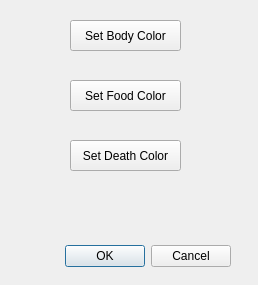
The window that bit-biter/options.ui (bmatt468/bit-biter) describes before a commit, drawn with Qt 5.
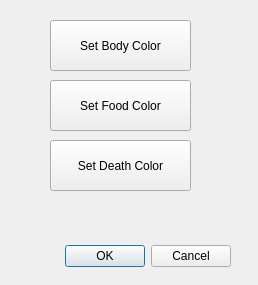
The same window after the commit.

Patch:
```diff
--- a/bit-biter/options.ui
+++ b/bit-biter/options.ui
@@ -32,10 +32,10 @@
   <widget class="QPushButton" name="body">
    <property name="geometry">
     <rect>
-     <x>70</x>
+     <x>50</x>
      <y>20</y>
-     <width>111</width>
-     <height>31</height>
+     <width>141</width>
+     <height>51</height>
     </rect>
    </property>
    <property name="text">
@@ -45,10 +45,10 @@
   <widget class="QPushButton" name="food">
    <property name="geometry">
     <rect>
-     <x>70</x>
+     <x>50</x>
      <y>80</y>
-     <width>111</width>
-     <height>31</height>
+     <width>141</width>
+     <height>51</height>
     </rect>
    </property>
    <property name="text">
@@ -58,10 +58,10 @@
   <widget class="QPushButton" name="death">
    <property name="geometry">
     <rect>
-     <x>70</x>
+     <x>50</x>
      <y>140</y>
-     <width>111</width>
-     <height>31</height>
+     <width>141</width>
+     <height>51</height>
     </rect>
    </property>
    <property name="text">
```
